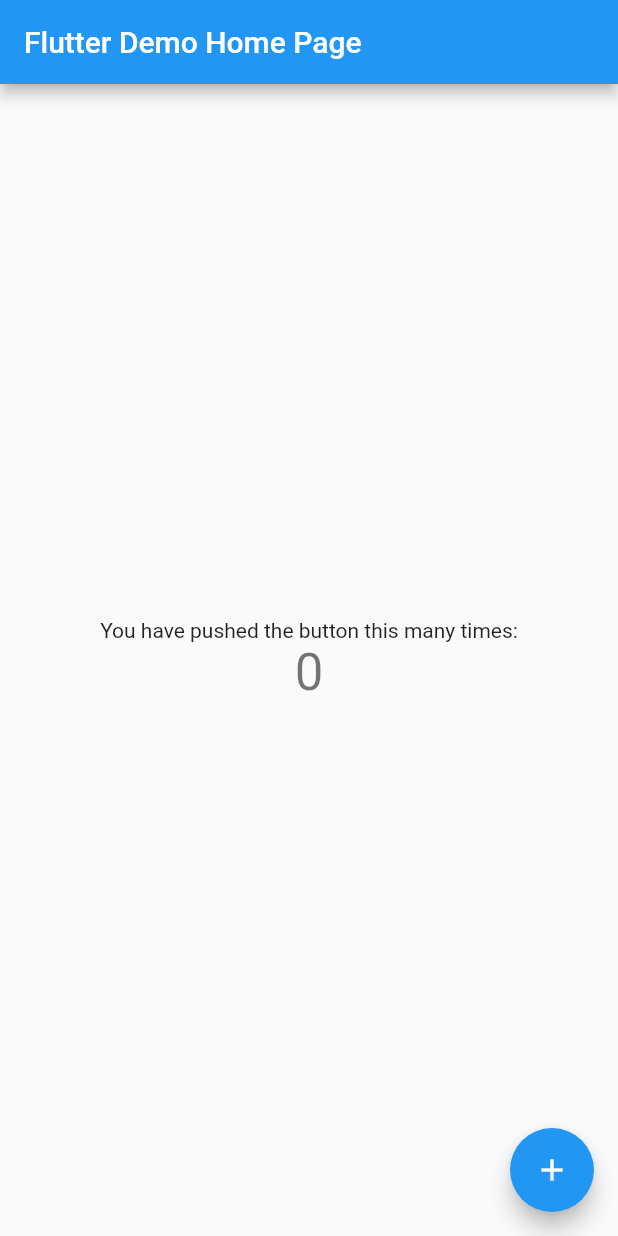
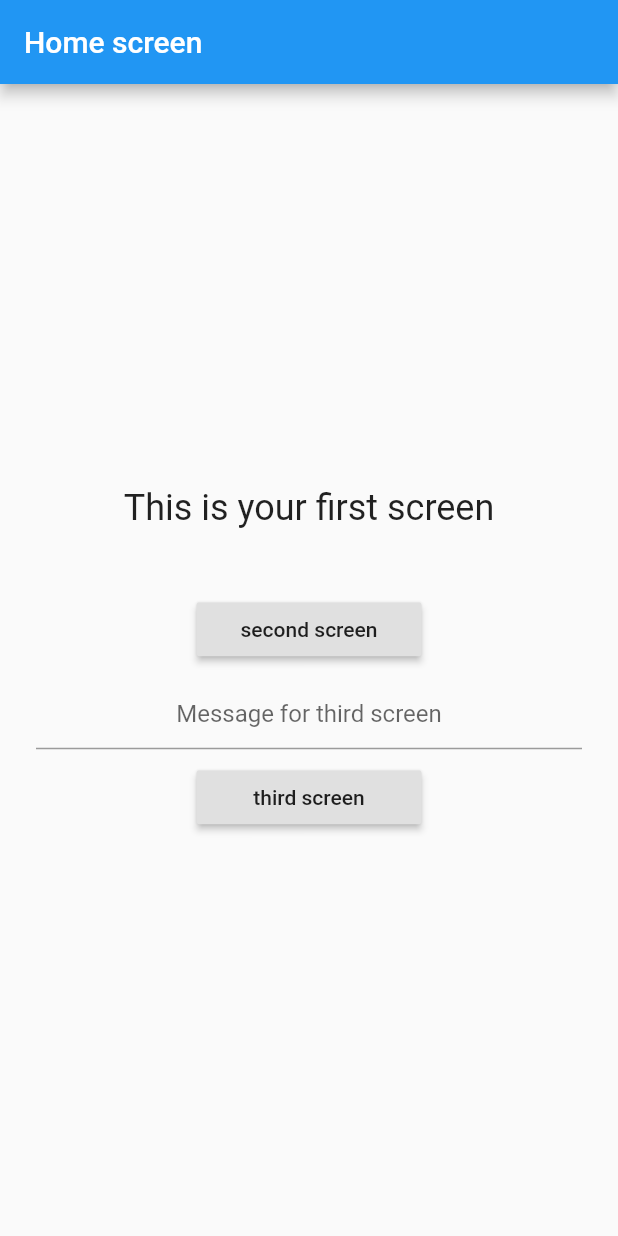
Before and after one commit to MlecznyU/flutter_navigation, a Flutter app: the screen it shows after launch, on a phone screen of 412 x 824 dp. Run offline on Flutter 3.47's test engine with Material 2 defaults, Android fonts, the phone set to English and light mode, and no system bars.

Commit message:
navigation between views and three screens

```diff
--- /dev/null
+++ b/lib/App.dart
@@ -0,0 +1,14 @@
+import 'package:flutter/material.dart';
+import 'package:navigation/ui/home/screen.dart';
+
+class Application extends StatelessWidget {
+  static final navigator = GlobalKey<NavigatorState>();
+
+  @override
+  Widget build(BuildContext context) {
+    return MaterialApp(
+      home: Home(),
+      navigatorKey: Application.navigator,
+    );
+  }
+}
--- a/lib/main.dart
+++ b/lib/main.dart
@@ -1,117 +1,5 @@
 import 'package:flutter/material.dart';
 
-void main() {
-  runApp(MyApp());
-}
+import 'App.dart';
 
-class MyApp extends StatelessWidget {
-  // This widget is the root of your application.
-  @override
-  Widget build(BuildContext context) {
-    return MaterialApp(
-      title: 'Flutter Demo',
-      theme: ThemeData(
-        // This is the theme of your application.
-        //
-        // Try running your application with "flutter run". You'll see the
-        // application has a blue toolbar. Then, without quitting the app, try
-        // changing the primarySwatch below to Colors.green and then invoke
-        // "hot reload" (press "r" in the console where you ran "flutter run",
-        // or simply save your changes to "hot reload" in a Flutter IDE).
-        // Notice that the counter didn't reset back to zero; the application
-        // is not restarted.
-        primarySwatch: Colors.blue,
-        // This makes the visual density adapt to the platform that you run
-        // the app on. For desktop platforms, the controls will be smaller and
-        // closer together (more dense) than on mobile platforms.
-        visualDensity: VisualDensity.adaptivePlatformDensity,
-      ),
-      home: MyHomePage(title: 'Flutter Demo Home Page'),
-    );
-  }
-}
-
-class MyHomePage extends StatefulWidget {
-  MyHomePage({Key key, this.title}) : super(key: key);
-
-  // This widget is the home page of your application. It is stateful, meaning
-  // that it has a State object (defined below) that contains fields that affect
-  // how it looks.
-
-  // This class is the configuration for the state. It holds the values (in this
-  // case the title) provided by the parent (in this case the App widget) and
-  // used by the build method of the State. Fields in a Widget subclass are
-  // always marked "final".
-
-  final String title;
-
-  @override
-  _MyHomePageState createState() => _MyHomePageState();
-}
-
-class _MyHomePageState extends State<MyHomePage> {
-  int _counter = 0;
-
-  void _incrementCounter() {
-    setState(() {
-      // This call to setState tells the Flutter framework that something has
-      // changed in this State, which causes it to rerun the build method below
-      // so that the display can reflect the updated values. If we changed
-      // _counter without calling setState(), then the build method would not be
-      // called again, and so nothing would appear to happen.
-      _counter++;
-    });
-  }
-
-  @override
-  Widget build(BuildContext context) {
-    // This method is rerun every time setState is called, for instance as done
-    // by the _incrementCounter method above.
-    //
-    // The Flutter framework has been optimized to make rerunning build methods
-    // fast, so that you can just rebuild anything that needs updating rather
-    // than having to individually change instances of widgets.
-    return Scaffold(
-      appBar: AppBar(
-        // Here we take the value from the MyHomePage object that was created by
-        // the App.build method, and use it to set our appbar title.
-        title: Text(widget.title),
-      ),
-      body: Center(
-        // Center is a layout widget. It takes a single child and positions it
-        // in the middle of the parent.
-        child: Column(
-          // Column is also a layout widget. It takes a list of children and
-          // arranges them vertically. By default, it sizes itself to fit its
-          // children horizontally, and tries to be as tall as its parent.
-          //
-          // Invoke "debug painting" (press "p" in the console, choose the
-          // "Toggle Debug Paint" action from the Flutter Inspector in Android
-          // Studio, or the "Toggle Debug Paint" command in Visual Studio Code)
-          // to see the wireframe for each widget.
-          //
-          // Column has various properties to control how it sizes itself and
-          // how it positions its children. Here we use mainAxisAlignment to
-          // center the children vertically; the main axis here is the vertical
-          // axis because Columns are vertical (the cross axis would be
-          // horizontal).
-          mainAxisAlignment: MainAxisAlignment.center,
-          children: <Widget>[
-            Text(
-              'You have pushed the button this many times:',
-            ),
-            Text(
-              '$_counter',
-              style: Theme.of(context).textTheme.headline4,
-            ),
-          ],
-        ),
-      ),
-      floatingActionButton: FloatingActionButton(
-        onPressed: _incrementCounter,
-        tooltip: 'Increment',
-        child: Icon(Icons.add),
-      ), // This trailing comma makes auto-formatting nicer for build methods.
-    );
-  }
-}
+void main() => runApp(Application());
--- /dev/null
+++ b/lib/ui/home/navigation.dart
@@ -0,0 +1,10 @@
+import 'package:flutter/material.dart';
+import 'package:navigation/ui/home/screen.dart';
+
+class HomeRoute {
+  static Route get(final String message) {
+    return MaterialPageRoute(
+      builder: (BuildContext context) => Home(message: message),
+    );
+  }
+}
--- /dev/null
+++ b/lib/ui/home/screen.dart
@@ -0,0 +1,60 @@
+import 'package:flutter/material.dart';
+import 'package:navigation/App.dart';
+import 'package:navigation/ui/second_screen/navigation.dart';
+import 'package:navigation/ui/shared_components/shared_components.dart';
+import 'package:navigation/ui/third_screen/navigation.dart';
+
+class Home extends StatelessWidget {
+  final String message;
+
+  Home({this.message});
+
+  @override
+  Widget build(BuildContext context) {
+    final _controller = TextEditingController();
+    return Scaffold(
+      appBar: AppBar(title: Text('Home screen')),
+      body: SafeArea(
+        child: Column(
+          mainAxisAlignment: MainAxisAlignment.center,
+          children: <Widget>[
+            Text(
+              'This is your first screen',
+              textAlign: TextAlign.center,
+              style: TextStyle(fontSize: 24),
+            ),
+            Text(
+              message == null ? '' : message,
+              textAlign: TextAlign.center,
+              style: TextStyle(fontSize: 16),
+            ),
+            SizedBox(height: 24),
+            buildButton(
+              'second screen',
+              () {
+                Application.navigator.currentState.push(
+                  SecondRoute.get('Message from first screen'),
+                );
+              },
+            ),
+            Padding(
+              padding: const EdgeInsets.symmetric(vertical: 8, horizontal: 24),
+              child: TextField(
+                controller: _controller,
+                textAlign: TextAlign.center,
+                decoration: InputDecoration(
+                  hintText: 'Message for third screen',
+                ),
+              ),
+            ),
+            buildButton('third screen', () {
+              Application.navigator.currentState.push(
+                ThirdRoute.get(_controller.text),
+              );
+            }),
+          ],
+        ),
+      ),
+    );
+  }
+}
--- /dev/null
+++ b/lib/ui/second_screen/navigation.dart
@@ -0,0 +1,10 @@
+import 'package:flutter/material.dart';
+import 'package:navigation/ui/second_screen/screen.dart';
+
+class SecondRoute {
+  static Route get(final String message) {
+    return MaterialPageRoute(
+      builder: (BuildContext context) => SecondScreen(message),
+    );
+  }
+}
--- /dev/null
+++ b/lib/ui/second_screen/screen.dart
@@ -0,0 +1,46 @@
+import 'package:flutter/material.dart';
+import 'package:navigation/App.dart';
+import 'package:navigation/ui/home/navigation.dart';
+import 'package:navigation/ui/shared_components/shared_components.dart';
+
+class SecondScreen extends StatelessWidget {
+  final String message;
+
+  SecondScreen(this.message);
+
+  @override
+  Widget build(BuildContext context) {
+    return Scaffold(
+      appBar: AppBar(title: Text('Second screen')),
+      body: SafeArea(
+        child: Column(
+          mainAxisAlignment: MainAxisAlignment.center,
+          children: <Widget>[
+            Center(
+              child: Text(
+                'This is your Second screen',
+                textAlign: TextAlign.center,
+                style: TextStyle(fontSize: 24),
+              ),
+            ),
+            SizedBox(height: 24),
+            Text(
+              message,
+              textAlign: TextAlign.center,
+              style: TextStyle(fontSize: 16),
+            ),
+            SizedBox(height: 24),
+            buildButton(
+              'home screen',
+              () {
+                Application.navigator.currentState.push(
+                  HomeRoute.get('Navigated from second screen'),
+                );
+              },
+            )
+          ],
+        ),
+      ),
+    );
+  }
+}
--- /dev/null
+++ b/lib/ui/shared_components/shared_components.dart
@@ -0,0 +1,16 @@
+import 'package:flutter/material.dart';
+
+Widget buildButton(
+    final String text,
+    final Function onPress,
+    ) {
+  return Center(
+    child: Container(
+      width: 150,
+      child: RaisedButton(
+        onPressed: onPress,
+        child: Text(text),
+      ),
+    ),
+  );
+}
--- /dev/null
+++ b/lib/ui/third_screen/navigation.dart
@@ -0,0 +1,10 @@
+import 'package:flutter/material.dart';
+import 'package:navigation/ui/third_screen/screen.dart';
+
+class ThirdRoute {
+  static Route get(final String message) {
+    return MaterialPageRoute(
+      builder: (BuildContext context) => ThirdScreen(message),
+    );
+  }
+}
```
Also changed, not shown: lib/ui/third_screen/screen.dart (added, +39 -0 lines), 1 other file.
